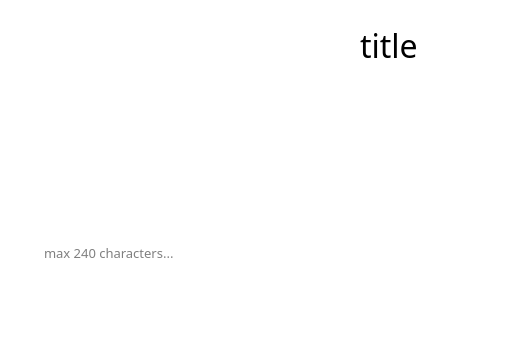
omegaBionic/maderation_front, file app/UI/form_messages.ui: the form before one commit; both pictures show x 0 to 531 and y 0 to 342 of the 900 by 342 pixel window.
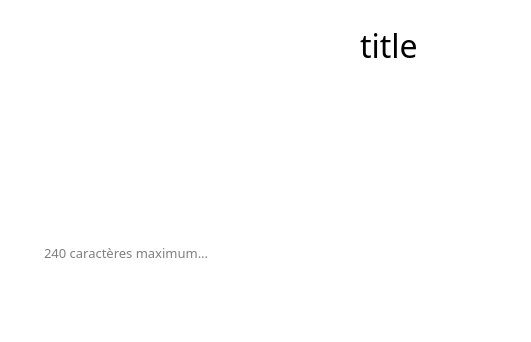
The form after the commit.

Diff of the .ui file:
```diff
--- a/app/UI/form_messages.ui
+++ b/app/UI/form_messages.ui
@@ -92,7 +92,7 @@
     <string notr="true"/>
    </property>
    <property name="placeholderText">
-    <string>max 240 characters...</string>
+    <string>240 caractères maximum...</string>
    </property>
   </widget>
   <widget class="QScrollArea" name="scrollArea">
```
Left out of the diff: 3 changed lines with no effect on the pictures.
